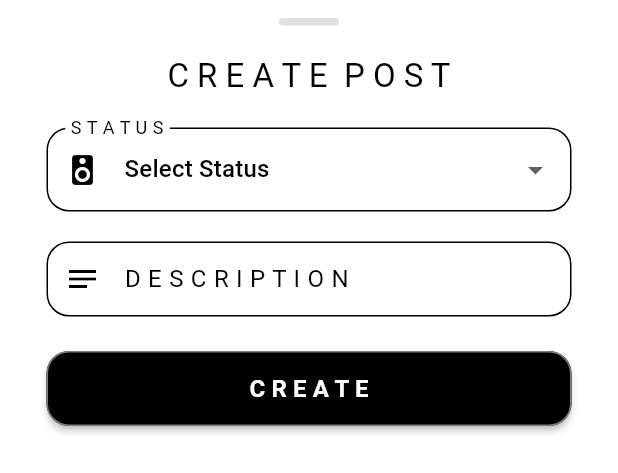
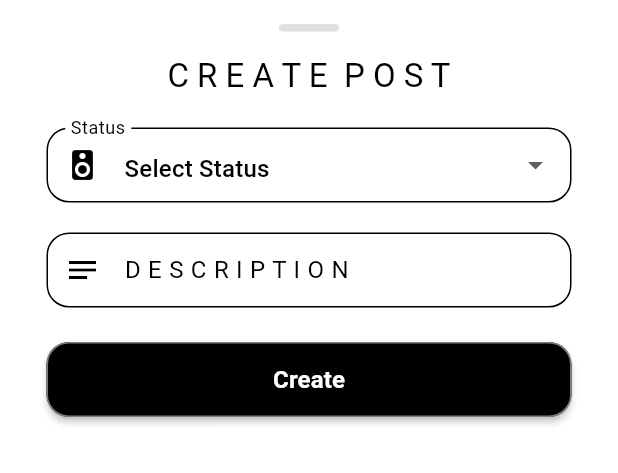
Before and after one commit to NamanGoyalK/Huddle-Flutter-App, a Flutter app: the UploadPostBlock widget shown alone on an empty page, opened directly, on a phone screen of 412 x 824 dp. Shown: the top 473 px of the screen. Run offline on Flutter 3.47's test engine with Material 3 defaults, Android fonts, the phone set to English and light mode, and no system bars; our stand-ins replace cloud_firestore, equatable, firebase_auth, firebase_core, flutter_bloc, shared_preferences; accounts and stored records are empty; generated files the repository leaves out were written again.

Commit message:
Refactor upload post bottom sheet: improve code structure, enhance user feedback, and update dropdown handling

```diff
--- a/lib/features/room_status_posts/presentation/pages/upload_post_bottom_sheet.dart
+++ b/lib/features/room_status_posts/presentation/pages/upload_post_bottom_sheet.dart
@@ -1,8 +1,11 @@
+// import 'package:flutter/foundation.dart';
 import 'package:flutter/material.dart';
 import 'package:flutter_bloc/flutter_bloc.dart';
-import 'package:huddle/common/widgets/index.dart';
-import 'package:huddle/features/auth/domain/entities/app_user.dart';
-import 'package:huddle/features/auth/presentation/cubits/auth_cubit.dart';
+import '../../../../common/widgets/index.dart';
+import '../../../auth/domain/entities/app_user.dart';
+import '../../../auth/presentation/cubits/auth_cubit.dart';
+import '../../domain/entities/post.dart';
+import '../cubit/post_cubit.dart';
 
 // Define the enum for room statuses
 enum RoomStatus {
@@ -14,9 +17,10 @@ enum RoomStatus {
   select,
 }
 
-// Convert enum values to display-friendly strings
-String _getRoomStatusString(RoomStatus status) {
-  switch (status) {
+// Extension for RoomStatus to string conversion
+extension RoomStatusExtension on RoomStatus {
+  String toDisplayString() {
+    switch (this) {
       case RoomStatus.gamingZone:
         return "Gaming Zone";
       case RoomStatus.studyZone:
@@ -29,6 +33,7 @@ String _getRoomStatusString(RoomStatus status) {
         return "Neutral";
       case RoomStatus.select:
         return "Select Status";
+    }
   }
 }
 
@@ -54,100 +59,115 @@ class UploadPostBlock extends StatefulWidget {
 }
 
 class _UploadPostBlockState extends State<UploadPostBlock> {
-  // Define the controllers
   late TextEditingController descriptionController;
   RoomStatus selectedStatus = RoomStatus.select;
-
-  // Define Current User
   AppUser? currentUser;
 
   @override
   void initState() {
     super.initState();
-    getCurrentUser();
     descriptionController = TextEditingController();
+    _loadCurrentUser();
   }
 
-  // Get the current user
-  void getCurrentUser() async {
+  Future<void> _loadCurrentUser() async {
     final authCubit = context.read<AuthCubit>();
+    setState(() {
       currentUser = authCubit.currentUser;
+    });
+  }
+
+  void _uploadPost() {
+    if (selectedStatus == RoomStatus.select ||
+        descriptionController.text.isEmpty) {
+      ScaffoldMessenger.of(context).showSnackBar(
+        const SnackBar(
+          content:
+              Text('Please select a status and provide a brief description.'),
+        ),
+      );
+      return;
+    }
+
+    if (currentUser == null) {
+      ScaffoldMessenger.of(context).showSnackBar(
+        const SnackBar(
+          content: Text('User information is not available.'),
+        ),
+      );
+      return;
+    }
+
+    final newPost = Post(
+      id: DateTime.now().millisecondsSinceEpoch.toString(),
+      userId: currentUser!.uid,
+      userName: currentUser!.name,
+      address: '',
+      roomNo: 0,
+      status: selectedStatus.toString(),
+      timestamp: DateTime.now(),
+      description: descriptionController.text,
+    );
+
+    context.read<PostCubit>().createPost(newPost);
+
+    // Close the bottom sheet
+    Navigator.of(context).pop();
+
+    // Show the success message after popping
+    ScaffoldMessenger.of(context).showSnackBar(
+      const SnackBar(
+        content: Text('Post created successfully!'),
+      ),
+    );
   }
 
   @override
   Widget build(BuildContext context) {
-    return _buildEditPage(context);
-  }
-
-  Padding _buildEditPage(BuildContext context) {
     return Padding(
       padding: EdgeInsets.only(
         bottom: MediaQuery.of(context).viewInsets.bottom,
       ),
       child: SingleChildScrollView(
-        padding: const EdgeInsets.all(8.0),
-        child: Center(
+        padding: const EdgeInsets.all(16.0),
         child: Column(
           mainAxisSize: MainAxisSize.min,
           crossAxisAlignment: CrossAxisAlignment.center,
           children: [
-              Padding(
-                padding: const EdgeInsets.all(4.0),
-                child: _buildHandleIndicator(),
+            _buildHandleIndicator(),
+            const SizedBox(height: 16),
+            _buildHeader('C R E A T E  P O S T'),
+            const SizedBox(height: 20),
+            _buildDropdownField(
+              context,
+              'Status',
+              Icons.speaker,
+              selectedStatus,
+              RoomStatus.values,
+              (value) => DropdownMenuItem(
+                value: value,
+                child: Text(value.toDisplayString()),
               ),
-              Padding(
-                padding: const EdgeInsets.only(top: 16.0),
-                child: _buildHeader(context, 'C R E A T E  P O S T'),
-              ),
-              const SizedBox(height: 20),
-              _buildDropdownField<RoomStatus>(
-                context: context,
-                label: 'S T A T U S',
-                icon: Icons.speaker,
-                value: selectedStatus,
-                items: RoomStatus.values,
-                itemBuilder: (value) => DropdownMenuItem(
-                  value: value,
-                  child: Text(_getRoomStatusString(value)),
-                ),
-                onChanged: (value) {
-                  if (value != null) {
-                    setState(() => selectedStatus = value);
-                  }
-                },
+              (value) => setState(() {
+                selectedStatus = value!;
+              }),
             ),
             const SizedBox(height: 20),
             _buildTextField(
-                context: context,
-                controller: descriptionController,
-                label: 'D E S C R I P T I O N',
-                hint: 'Enter a brief description',
-                icon: Icons.notes,
-                keyboardType: TextInputType.multiline,
+              context,
+              descriptionController,
+              'D E S C R I P T I O N',
+              'Enter a brief description',
+              Icons.notes,
+              TextInputType.multiline,
             ),
             const SizedBox(height: 15),
             ColoredButton(
-                labelText: 'C R E A T E',
-                onPressed: () {
-                  if (selectedStatus != RoomStatus.select &&
-                      descriptionController.text.isNotEmpty) {
-                    // Handle post creation logic
-                    print("Status: $selectedStatus");
-                    print("Description: ${descriptionController.text}");
-                  } else {
-                    // Show error message
-                    ScaffoldMessenger.of(context).showSnackBar(
-                      const SnackBar(
-                        content: Text(
-                            'Please select a status and provide a brief description.'),
-                      ),
-                    );
-                  }
-                },
+              labelText: 'Create',
+              onPressed: _uploadPost,
             ),
             const SizedBox(height: 20),
           ],
-          ),
         ),
       ),
     );
@@ -166,7 +186,7 @@ class _UploadPostBlockState extends State<UploadPostBlock> {
     );
   }
 
-  Widget _buildHeader(BuildContext context, String title) {
+  Widget _buildHeader(String title) {
     return Center(
       child: Text(
         title,
@@ -174,20 +194,19 @@ class _UploadPostBlockState extends State<UploadPostBlock> {
       ),
     );
   }
-}
 
-Widget _buildDropdownField<T>({
-  required BuildContext context,
-  required String label,
-  required IconData icon,
-  required T value,
-  required List<T> items,
-  required DropdownMenuItem<T> Function(T value) itemBuilder,
-  required ValueChanged<T?> onChanged,
-}) {
-  return Center(
-    child: SizedBox(
+  Widget _buildDropdownField<T>(
+    BuildContext context,
+    String label,
+    IconData icon,
+    T value,
+    List<T> items,
+    DropdownMenuItem<T> Function(T value) itemBuilder,
+    ValueChanged<T?> onChanged,
+  ) {
+    return SizedBox(
       width: 350,
+      height: 50,
       child: DropdownButtonFormField<T>(
         decoration: InputDecoration(
           prefixIcon: Icon(icon),
@@ -202,26 +221,24 @@ Widget _buildDropdownField<T>({
         items: items.map(itemBuilder).toList(),
         onChanged: onChanged,
       ),
-    ),
     );
   }
 
-Widget _buildTextField({
-  required BuildContext context,
-  required TextEditingController controller,
-  required String label,
-  required String hint,
-  required IconData icon,
-  required TextInputType keyboardType,
-}) {
-  return Center(
-    child: TextFromUser(
+  Widget _buildTextField(
+    BuildContext context,
+    TextEditingController controller,
+    String label,
+    String hint,
+    IconData icon,
+    TextInputType keyboardType,
+  ) {
+    return TextFromUser(
       controller: controller,
       labelText: label,
       hintText: hint,
       icon: icon,
       keyboardType: keyboardType,
       obscureText: false,
-    ),
     );
   }
+}
```
Lines whose indentation alone changed are shown as unchanged.
